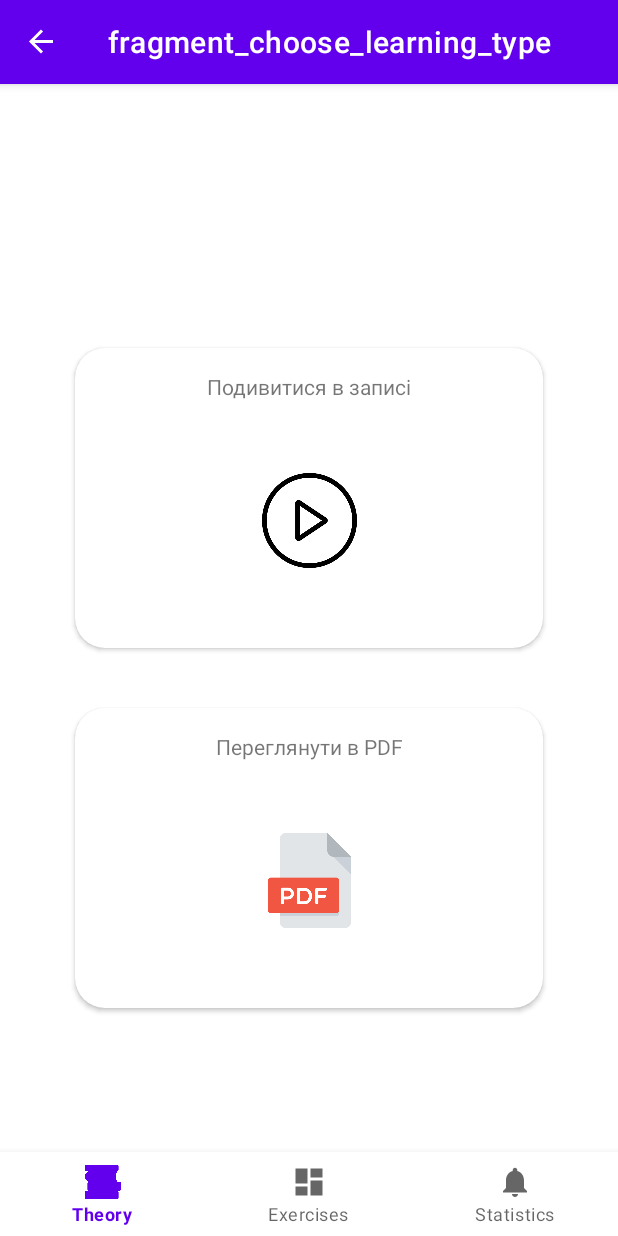
After one commit to Serdiuk-Andrii/DiscMath, an Android app: the ChooseLearningTypeFragment screen opened through its navigation route, on a phone screen of 412 x 824 dp. The commit adds this screen. Run offline under Robolectric (Android 15) with nearby library versions, the phone set to English and light mode, and no system bars; our stand-ins replace Firebase (no records; nobody signed in at launch, a user with empty details on screens opened directly), navigation-ui.

Commit message:
Add the transition fragment when both video and pdf are possible. Add blank fragment for pdf

```diff
--- /dev/null
+++ b/app/src/main/java/com/example/discmath/ui/home/ChooseLearningTypeFragment.kt
@@ -0,0 +1,65 @@
+package com.example.discmath.ui.home
+
+import android.os.Bundle
+import android.view.LayoutInflater
+import android.view.View
+import android.view.ViewGroup
+import androidx.cardview.widget.CardView
+import androidx.fragment.app.Fragment
+import androidx.navigation.fragment.findNavController
+import com.example.discmath.R
+import com.example.discmath.databinding.FragmentChooseLearningTypeBinding
+
+class ChooseLearningTypeFragment : Fragment() {
+
+    private lateinit var name: String
+    private lateinit var urlVideo: String
+    private lateinit var urlPdf: String
+
+    private var _binding: FragmentChooseLearningTypeBinding? = null
+    private lateinit var videoChoiceCard: CardView
+    private lateinit var pdfChoiceCard: CardView
+
+    // This property is only valid between onCreateView and
+    // onDestroyView.
+    private val binding get() = _binding!!
+
+    override fun onCreate(savedInstanceState: Bundle?) {
+        super.onCreate(savedInstanceState)
+        arguments?.let {
+            name = it.getString(NAME_KEY)!!
+            urlVideo = it.getString(URL_VIDEO_KEY)!!
+            urlPdf = it.getString(URL_PDF_KEY)!!
+        }
+    }
+
+    override fun onCreateView(
+        inflater: LayoutInflater,
+        container: ViewGroup?,
+        savedInstanceState: Bundle?
+    ): View {
+        _binding = FragmentChooseLearningTypeBinding.inflate(inflater, container, false)
+        val root: View = binding.root
+        videoChoiceCard = binding.optionVideo
+        pdfChoiceCard = binding.optionPdf
+
+        val navHostFragment =
+            activity?.supportFragmentManager?.findFragmentById(R.id.nav_host_fragment_activity_main)
+        val navController = navHostFragment!!.findNavController()
+
+        videoChoiceCard.setOnClickListener {
+            navController.navigate(R.id.video_learning_fragment, Bundle().apply {
+                putString(NAME_KEY, name)
+                putString(URL_VIDEO_KEY, urlVideo)
+            })
+        }
+        pdfChoiceCard.setOnClickListener {
+            navController.navigate(R.id.pdfLearningFragment, Bundle().apply {
+                putString(NAME_KEY, name)
+                putString(URL_PDF_KEY, urlPdf)
+            })
+        }
+        return root
+    }
+
+}
--- /dev/null
+++ b/app/src/main/res/layout/fragment_choose_learning_type.xml
@@ -0,0 +1,87 @@
+<?xml version="1.0" encoding="utf-8"?>
+<androidx.constraintlayout.widget.ConstraintLayout xmlns:android="http://schemas.android.com/apk/res/android"
+    xmlns:app="http://schemas.android.com/apk/res-auto"
+    xmlns:tools="http://schemas.android.com/tools"
+    android:layout_width="match_parent"
+    android:layout_height="match_parent"
+    tools:context=".ui.home.ChooseLearningTypeFragment">
+
+    <androidx.cardview.widget.CardView
+        android:id="@+id/optionPdf"
+        android:layout_width="0dp"
+        android:layout_height="200dp"
+        android:layout_marginStart="50dp"
+        android:layout_marginTop="40dp"
+        android:layout_marginEnd="50dp"
+        app:cardCornerRadius="20dp"
+        app:layout_constraintEnd_toEndOf="parent"
+        app:layout_constraintHorizontal_bias="0.0"
+        app:layout_constraintStart_toStartOf="parent"
+        app:layout_constraintTop_toBottomOf="@+id/optionVideo" >
+
+        <androidx.constraintlayout.widget.ConstraintLayout
+            android:layout_width="match_parent"
+            android:layout_height="match_parent">
+
+            <ImageView
+                android:id="@+id/videoIcon"
+                android:layout_width="179dp"
+                android:layout_height="63dp"
+                android:layout_marginTop="48dp"
+                android:src="@drawable/pdf"
+                app:layout_constraintEnd_toEndOf="parent"
+                app:layout_constraintStart_toStartOf="parent"
+                app:layout_constraintTop_toBottomOf="@+id/videoTypeTitle" />
+
+            <TextView
+                android:id="@+id/videoTypeTitle"
+                android:layout_width="wrap_content"
+                android:layout_height="wrap_content"
+                android:layout_marginTop="16dp"
+                android:text="@string/pdfTypeTitle"
+                app:layout_constraintEnd_toEndOf="parent"
+                app:layout_constraintStart_toStartOf="parent"
+                app:layout_constraintTop_toTopOf="parent" />
+        </androidx.constraintlayout.widget.ConstraintLayout>
+    </androidx.cardview.widget.CardView>
+
+    <androidx.cardview.widget.CardView
+        android:id="@+id/optionVideo"
+        android:layout_width="0dp"
+        android:layout_height="200dp"
+        android:layout_marginStart="50dp"
+        android:layout_marginTop="120dp"
+        android:layout_marginEnd="50dp"
+        app:cardCornerRadius="20dp"
+        app:layout_constraintEnd_toEndOf="parent"
+        app:layout_constraintStart_toStartOf="parent"
+        app:layout_constraintTop_toTopOf="parent" >
+
+        <androidx.constraintlayout.widget.ConstraintLayout
+            android:layout_width="match_parent"
+            android:layout_height="match_parent">
+
+            <ImageView
+                android:id="@+id/pdfIcon"
+                android:layout_width="179dp"
+                android:layout_height="63dp"
+                android:layout_marginTop="48dp"
+                android:src="@drawable/play"
+                app:layout_constraintEnd_toEndOf="parent"
+                app:layout_constraintStart_toStartOf="parent"
+                app:layout_constraintTop_toBottomOf="@+id/pdfTypeTitle" />
+
+            <TextView
+                android:id="@+id/pdfTypeTitle"
+                android:layout_width="wrap_content"
+                android:layout_height="wrap_content"
+                android:layout_marginTop="16dp"
+                android:text="@string/videoOptionTitle"
+                app:layout_constraintEnd_toEndOf="parent"
+                app:layout_constraintStart_toStartOf="parent"
+                app:layout_constraintTop_toTopOf="parent" />
+        </androidx.constraintlayout.widget.ConstraintLayout>
+
+    </androidx.cardview.widget.CardView>
+
+</androidx.constraintlayout.widget.ConstraintLayout>
--- a/app/src/main/res/layout/fragment_learning.xml
+++ b/app/src/main/res/layout/fragment_learning_video.xml
@@ -4,7 +4,7 @@
     xmlns:tools="http://schemas.android.com/tools"
     android:layout_width="match_parent"
     android:layout_height="match_parent"
-    tools:context=".ui.home.LearningFragment"
+    tools:context=".ui.home.VideoLearningFragment"
    >
 
     <TextView
--- a/app/src/main/res/navigation/mobile_navigation.xml
+++ b/app/src/main/res/navigation/mobile_navigation.xml
@@ -23,8 +23,18 @@
         android:label="@string/statistics"
         tools:layout="@layout/fragment_notifications" />
     <fragment
-        android:id="@+id/learning_fragment"
-        android:name="com.example.discmath.ui.home.LearningFragment"
-        android:label="fragment_learning"
-        tools:layout="@layout/fragment_learning" />
+        android:id="@+id/video_learning_fragment"
+        android:name="com.example.discmath.ui.home.VideoLearningFragment"
+        android:label="fragment_learning_video"
+        tools:layout="@layout/fragment_learning_video" />
+    <fragment
+        android:id="@+id/chooseLearningTypeFragment"
+        android:name="com.example.discmath.ui.home.ChooseLearningTypeFragment"
+        android:label="fragment_choose_learning_type"
+        tools:layout="@layout/fragment_choose_learning_type" />
+    <fragment
+        android:id="@+id/pdfLearningFragment"
+        android:name="com.example.discmath.ui.home.PdfLearningFragment"
+        android:label="fragment_pdf_learning"
+        tools:layout="@layout/fragment_learning_pdf" />
 </navigation>
--- a/app/src/main/res/values-night/strings.xml
+++ b/app/src/main/res/values-night/strings.xml
@@ -1,4 +1,6 @@
 <?xml version="1.0" encoding="utf-8"?>
 <resources>
     <string name="skip">Skip</string>
+    <string name="videoOptionTitle">Подивитися в записі</string>
+    <string name="pdfTypeTitle">Переглянути в PDF</string>
 </resources>
--- a/app/src/main/res/values/strings.xml
+++ b/app/src/main/res/values/strings.xml
@@ -7,4 +7,6 @@
     <string name="skip">Skip</string>
     <!-- TODO: Remove or change this placeholder text -->
     <string name="hello_blank_fragment">Hello blank fragment</string>
+    <string name="videoOptionTitle">Подивитися в записі</string>
+    <string name="pdfTypeTitle">Переглянути в PDF</string>
 </resources>
```
Also changed, not shown: app/src/main/java/com/example/discmath/ui/home/HomeFragment.kt (+27 -9 lines), app/src/main/java/com/example/discmath/ui/home/PdfLearningFragment.kt (added, +40 -0 lines), app/src/main/java/com/example/discmath/ui/home/VideoLearningFragment.kt (renamed from app/src/main/java/com/example/discmath/ui/home/LearningFragment.kt, +7 -36 lines), app/src/main/res/layout/fragment_learning_pdf.xml (added, +14 -0 lines), app/src/main/res/layout/learning_item.xml (+23 -8 lines).
